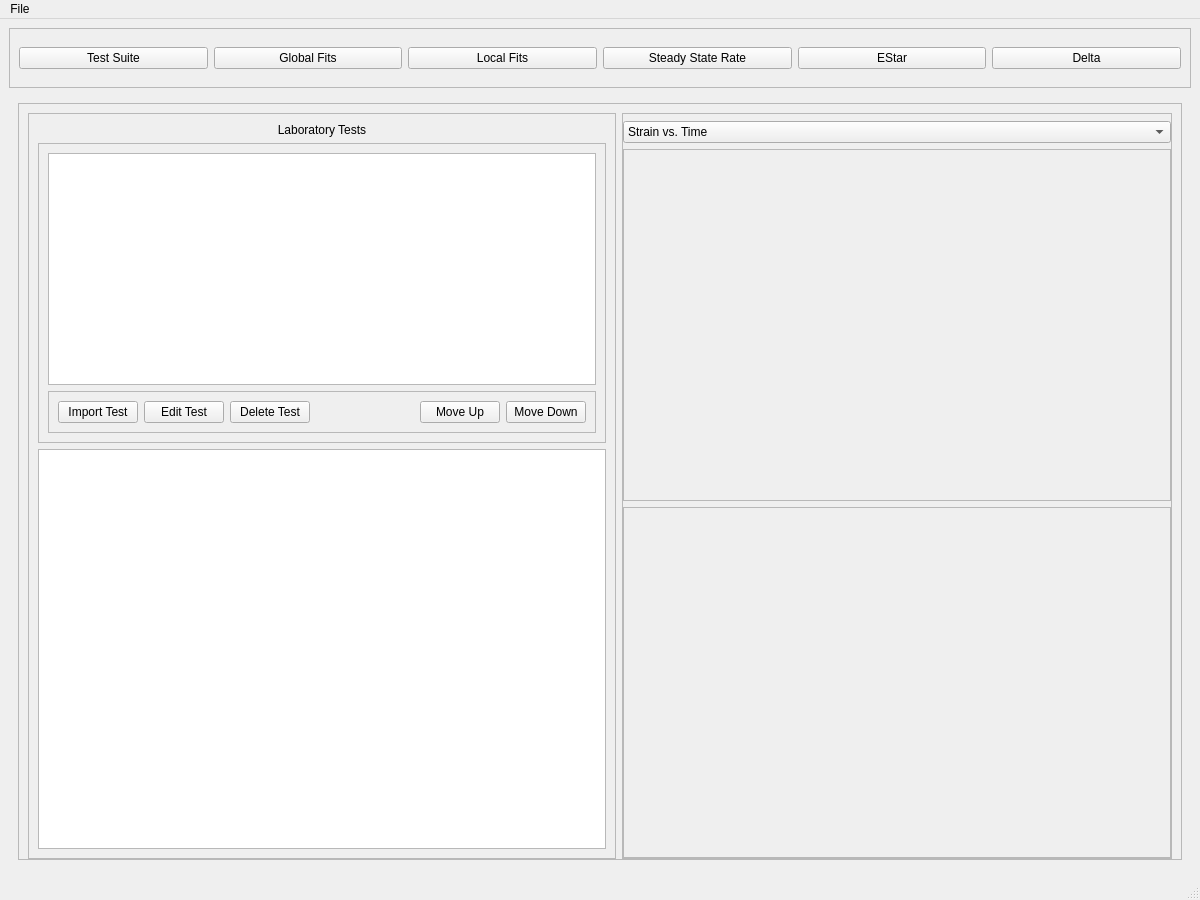
Above: src/frontend/designer/ui_main.ui from sd-brady/creeper before the change. Below: the same form after it.
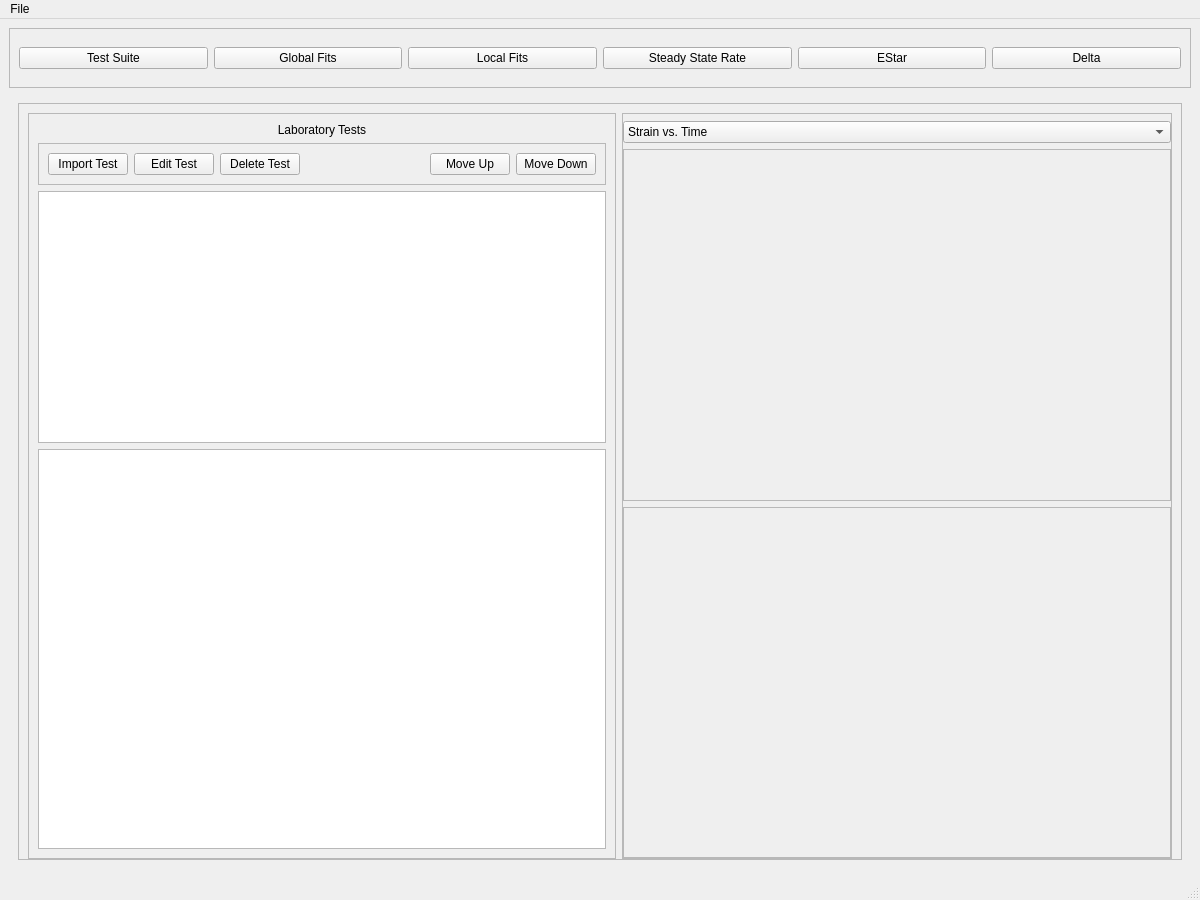
That is the form after the change.

```diff
--- a/src/frontend/designer/ui_main.ui
+++ b/src/frontend/designer/ui_main.ui
@@ -138,36 +138,6 @@
                </widget>
               </item>
               <item>
-               <widget class="QFrame" name="frame_16">
-                <property name="frameShape">
-                 <enum>QFrame::StyledPanel</enum>
-                </property>
-                <property name="frameShadow">
-                 <enum>QFrame::Raised</enum>
-                </property>
-                <layout class="QVBoxLayout" name="verticalLayout_5">
-                 <item>
-                  <widget class="QListWidget" name="list_ts_testlist">
-                   <property name="minimumSize">
-                    <size>
-                     <width>0</width>
-                     <height>200</height>
-                    </size>
-                   </property>
-                   <property name="font">
-                    <font>
-                     <pointsize>9</pointsize>
-                    </font>
-                   </property>
-                   <property name="editTriggers">
-                    <set>QAbstractItemView::DoubleClicked|QAbstractItemView::SelectedClicked</set>
-                   </property>
-                   <property name="textElideMode">
-                    <enum>Qt::ElideMiddle</enum>
-                   </property>
-                  </widget>
-                 </item>
-                 <item>
                   <widget class="QFrame" name="frame_17">
                    <property name="frameShape">
                     <enum>QFrame::StyledPanel</enum>
@@ -227,7 +197,25 @@
                    </layout>
                   </widget>
                  </item>
-                </layout>
+              <item>
+               <widget class="QTableView" name="table_testlist">
+                <property name="minimumSize">
+                 <size>
+                  <width>0</width>
+                  <height>200</height>
+                 </size>
+                </property>
+                <property name="font">
+                 <font>
+                  <pointsize>9</pointsize>
+                 </font>
+                </property>
+                <property name="editTriggers">
+                 <set>QAbstractItemView::DoubleClicked|QAbstractItemView::SelectedClicked</set>
+                </property>
+                <property name="textElideMode">
+                 <enum>Qt::ElideMiddle</enum>
+                </property>
                </widget>
               </item>
               <item>
```
Lines whose indentation alone changed are shown as unchanged.
